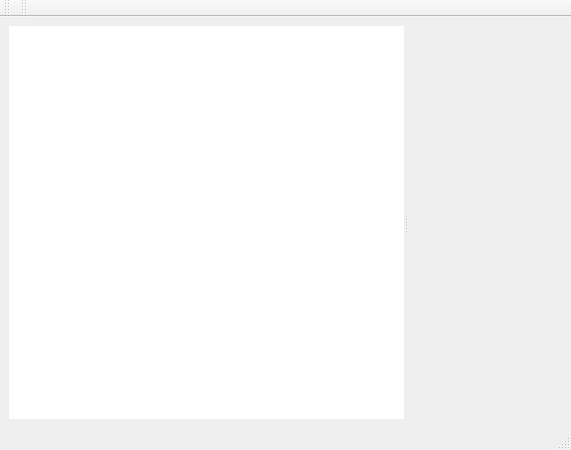
This is retroshare-gui/src/gui/MainWindow.ui in RetroShare/RetroShare as Qt 5 draws it before an edit. The edited form follows.
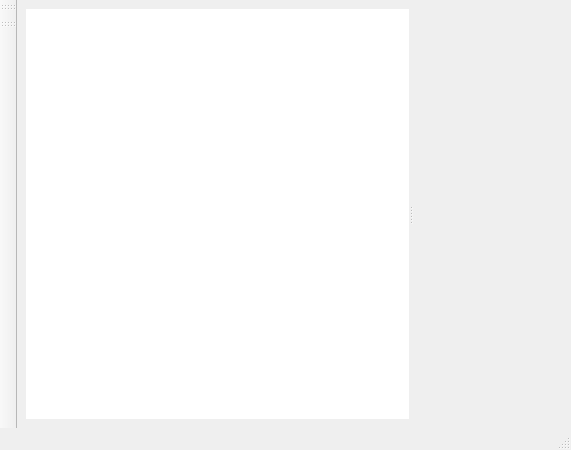
This is the edited form. Icons and pictures are not drawn. Custom widgets are drawn as their Qt base class.

Commit message: change color of tabs: person and circles. change toolBarArea position

```diff
--- a/retroshare-gui/src/gui/MainWindow.ui
+++ b/retroshare-gui/src/gui/MainWindow.ui
@@ -109,10 +109,10 @@
     <enum>Qt::ToolButtonTextUnderIcon</enum>
    </property>
    <attribute name="toolBarArea">
-    <enum>TopToolBarArea</enum>
+    <enum>LeftToolBarArea</enum>
    </attribute>
    <attribute name="toolBarBreak">
-    <bool>false</bool>
+    <bool>true</bool>
    </attribute>
   </widget>
   <widget class="QToolBar" name="toolBarAction">
@@ -123,7 +123,7 @@
     <enum>Qt::ToolButtonTextUnderIcon</enum>
    </property>
    <attribute name="toolBarArea">
-    <enum>TopToolBarArea</enum>
+    <enum>LeftToolBarArea</enum>
    </attribute>
    <attribute name="toolBarBreak">
     <bool>false</bool>
```
The commit also changes 2 other files.
